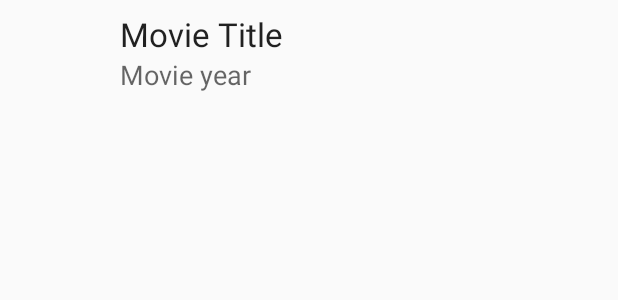
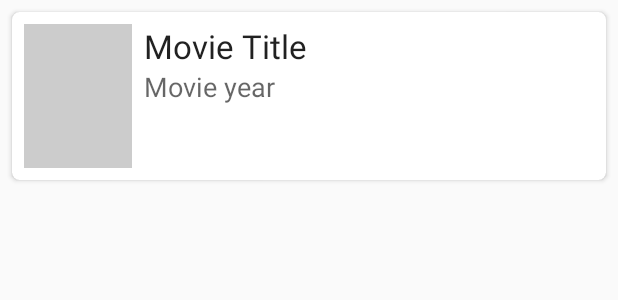
Before and after one commit to nglauber/pos_unibratec_2016_1, an Android app: the layout item_movie.xml on its own in the app's theme, with its tools: preview values and no code run, on a phone screen of 412 x 824 dp. Shown: the top 300 px of the screen. Run offline under Robolectric (Android 15) with nearby library versions, the phone set to English and light mode, and no system bars.

Commit message:
Aula 06 Filmes - Feedback dos itens da lista e junção das abas com a barra de título

```diff
--- a/Aula04_Filmes/app/build.gradle
+++ b/Aula04_Filmes/app/build.gradle
@@ -24,6 +24,7 @@ dependencies {
     testCompile 'junit:junit:4.12'
     compile 'com.android.support:appcompat-v7:24.2.0'
     compile 'com.android.support:recyclerview-v7:24.2.0'
+    compile 'com.android.support:cardview-v7:24.2.0'
     compile 'com.github.bumptech.glide:glide:3.7.0'
     compile 'com.squareup.okhttp3:okhttp:3.4.1'
     compile 'com.google.code.gson:gson:2.7'
--- a/Aula04_Filmes/app/src/main/AndroidManifest.xml
+++ b/Aula04_Filmes/app/src/main/AndroidManifest.xml
@@ -12,7 +12,8 @@
         android:theme="@style/AppTheme">
         <activity
             android:name=".MainActivity"
-            android:launchMode="singleTop">
+            android:launchMode="singleTop"
+            android:theme="@style/AppTheme.NoActionBar">
             <intent-filter>
                 <action android:name="android.intent.action.MAIN" />
 
--- a/Aula04_Filmes/app/src/main/java/br/com/nglauber/aula04_filmes/MainActivity.java
+++ b/Aula04_Filmes/app/src/main/java/br/com/nglauber/aula04_filmes/MainActivity.java
@@ -8,6 +8,7 @@ import android.support.v4.app.FragmentManager;
 import android.support.v4.app.FragmentPagerAdapter;
 import android.support.v4.view.ViewPager;
 import android.support.v7.app.AppCompatActivity;
+import android.support.v7.widget.Toolbar;
 
 import br.com.nglauber.aula04_filmes.model.Movie;
 
@@ -17,6 +18,9 @@ public class MainActivity extends AppCompatActivity implements OnMovieClickListe
     protected void onCreate(Bundle savedInstanceState) {
         super.onCreate(savedInstanceState);
         setContentView(R.layout.activity_main);
+
+        Toolbar toolbar = (Toolbar) findViewById(R.id.toolbar);
+        setSupportActionBar(toolbar);
 
         if (getResources().getBoolean(R.bool.phone)) {
             MoviesPagerAdapter pagerAdapter = new MoviesPagerAdapter(getSupportFragmentManager());
--- a/Aula04_Filmes/app/src/main/java/br/com/nglauber/aula04_filmes/MovieAdapter.java
+++ b/Aula04_Filmes/app/src/main/java/br/com/nglauber/aula04_filmes/MovieAdapter.java
@@ -52,7 +52,10 @@ public class MovieAdapter extends RecyclerView.Adapter<MovieAdapter.VH> {
     @Override
     public void onBindViewHolder(VH holder, int position) {
         Movie movie = mMovies.get(position);
-        Glide.with(mContext).load(movie.getPoster()).into(holder.imageViewPoster);
+        Glide.with(mContext)
+                .load(movie.getPoster())
+                .placeholder(R.drawable.ic_placeholder)
+                .into(holder.imageViewPoster);
         holder.textViewTitle.setText(movie.getTitle());
         holder.textViewYear.setText(movie.getYear());
     }
--- a/Aula04_Filmes/app/src/main/java/br/com/nglauber/aula04_filmes/MovieCursorAdapter.java
+++ b/Aula04_Filmes/app/src/main/java/br/com/nglauber/aula04_filmes/MovieCursorAdapter.java
@@ -36,7 +36,10 @@ public class MovieCursorAdapter extends SimpleCursorAdapter {
         String title = cursor.getString(cursor.getColumnIndex(MovieContract.COL_TITLE));
         String year = cursor.getString(cursor.getColumnIndex(MovieContract.COL_YEAR));
 
-        Glide.with(context).load(poster).into(imageViewPoster);
+        Glide.with(context)
+                .load(poster)
+                .placeholder(R.drawable.ic_placeholder)
+                .into(imageViewPoster);
         textViewTitle.setText(title);
         textViewYear.setText(year);
     }
--- a/Aula04_Filmes/app/src/main/res/layout/fragment_favorite_movies.xml
+++ b/Aula04_Filmes/app/src/main/res/layout/fragment_favorite_movies.xml
@@ -7,6 +7,10 @@
     <ListView
         android:layout_width="match_parent"
         android:layout_height="match_parent"
-        android:id="@+id/favorites_list"/>
+        android:id="@+id/favorites_list"
+        android:divider="@android:color/transparent"
+        android:dividerHeight="16dp"
+        android:padding="8dp"
+        android:clipToPadding="false"/>
 
 </FrameLayout>
--- a/Aula04_Filmes/app/src/main/res/layout/item_movie.xml
+++ b/Aula04_Filmes/app/src/main/res/layout/item_movie.xml
@@ -1,20 +1,32 @@
 <?xml version="1.0" encoding="utf-8"?>
-<RelativeLayout xmlns:android="http://schemas.android.com/apk/res/android"
+<android.support.v7.widget.CardView xmlns:android="http://schemas.android.com/apk/res/android"
+    xmlns:app="http://schemas.android.com/apk/res-auto"
     xmlns:tools="http://schemas.android.com/tools"
     android:layout_width="match_parent"
     android:layout_height="wrap_content"
+    android:layout_margin="8dp"
+    app:cardCornerRadius="5dp"
+    app:cardElevation="2dp">
+
+    <RelativeLayout
+        android:layout_width="match_parent"
+        android:layout_height="wrap_content"
+        android:background="?android:selectableItemBackground"
         android:padding="8dp">
 
         <ImageView
             android:id="@+id/movie_item_image_poster"
             android:layout_width="72dp"
-        android:layout_height="96dp" />
+            android:layout_height="96dp"
+            android:background="#CCCCCC"
+            android:scaleType="centerCrop" />
 
         <TextView
             android:id="@+id/movie_item_text_title"
             android:layout_width="wrap_content"
             android:layout_height="wrap_content"
             android:layout_alignParentTop="true"
+            android:layout_marginLeft="8dp"
             android:layout_toEndOf="@+id/movie_item_image_poster"
             android:layout_toRightOf="@+id/movie_item_image_poster"
             android:textAppearance="?android:attr/textAppearanceLarge"
@@ -25,8 +37,10 @@
             android:layout_width="wrap_content"
             android:layout_height="wrap_content"
             android:layout_below="@+id/movie_item_text_title"
+            android:layout_marginLeft="8dp"
             android:layout_toEndOf="@+id/movie_item_image_poster"
             android:layout_toRightOf="@+id/movie_item_image_poster"
             android:textAppearance="?android:attr/textAppearanceMedium"
             tools:text="Movie year" />
     </RelativeLayout>
+</android.support.v7.widget.CardView>
--- a/Aula04_Filmes/app/src/main/res/values-v21/styles.xml
+++ b/Aula04_Filmes/app/src/main/res/values-v21/styles.xml
@@ -4,6 +4,6 @@
         <item name="windowActionBar">false</item>
         <item name="windowNoTitle">true</item>
         <item name="android:windowDrawsSystemBarBackgrounds">true</item>
-        <item name="android:statusBarColor">@android:color/transparent</item>
+        <!--<item name="android:statusBarColor">@android:color/transparent</item>-->
     </style>
 </resources>
--- a/Aula04_Filmes/app/src/main/res/values/colors.xml
+++ b/Aula04_Filmes/app/src/main/res/values/colors.xml
@@ -1,6 +1,6 @@
 <?xml version="1.0" encoding="utf-8"?>
 <resources>
-    <color name="colorPrimary">#3F51B5</color>
-    <color name="colorPrimaryDark">#303F9F</color>
-    <color name="colorAccent">#FF4081</color>
+    <color name="colorPrimary">#607D8B</color>
+    <color name="colorPrimaryDark">#455A64</color>
+    <color name="colorAccent">#FF5722</color>
 </resources>
```
Also changed, not shown: Aula04_Filmes/app/src/main/res/drawable/ic_placeholder.xml (added, +9 -0 lines), Aula04_Filmes/app/src/main/res/layout/activity_main.xml (+21 -6 lines). Lines whose indentation alone changed are shown as unchanged.
